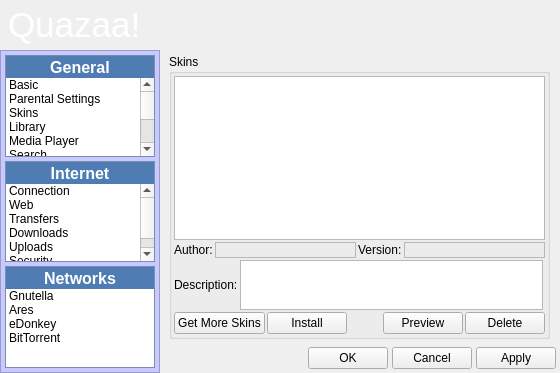
The window that dialogsettings.ui (c3c/quazaa) describes before a commit, drawn with Qt 5.
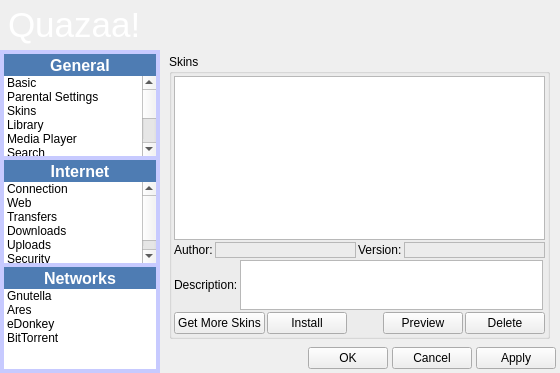
The same window after the commit. Icons and pictures are not drawn.

Commit message: Made changes to build settings to simplify things a bit. All builds go into bin. Skins are in in the bin/Skin directory. Tweaked the skin tool and fixed a few bugs. Shareaza OS skin almost complete. Main Window and settings dialog fully skinned now.

What changed in the file:
```diff
--- a/dialogsettings.ui
+++ b/dialogsettings.ui
@@ -158,7 +158,7 @@
 }</string>
          </property>
          <property name="frameShape">
-          <enum>QFrame::StyledPanel</enum>
+          <enum>QFrame::NoFrame</enum>
          </property>
          <property name="frameShadow">
           <enum>QFrame::Sunken</enum>
@@ -170,33 +170,69 @@
           <property name="spacing">
            <number>4</number>
           </property>
-          <item row="0" column="0">
-           <widget class="QFrame" name="frameNavigationGeneral">
-            <property name="maximumSize">
+          <item row="3" column="0">
+           <spacer name="verticalSpacerSettingsNavigator">
+            <property name="orientation">
+             <enum>Qt::Vertical</enum>
+            </property>
+            <property name="sizeHint" stdset="0">
              <size>
-              <width>160</width>
-              <height>16777215</height>
+              <width>20</width>
+              <height>40</height>
              </size>
             </property>
+           </spacer>
+          </item>
+          <item row="0" column="0">
+           <layout class="QGridLayout" name="gridLayout_12">
+            <property name="spacing">
+             <number>0</number>
+            </property>
+            <item row="0" column="0">
+             <widget class="QToolButton" name="toolButtonNavigationGeneral">
+              <property name="sizePolicy">
+               <sizepolicy hsizetype="Expanding" vsizetype="Fixed">
+                <horstretch>0</horstretch>
+                <verstretch>0</verstretch>
+               </sizepolicy>
+              </property>
+              <property name="font">
+               <font>
+                <pointsize>12</pointsize>
+                <weight>75</weight>
+                <bold>true</bold>
+               </font>
+              </property>
             <property name="styleSheet">
-             <string notr="true">QFrame {
-	background-color: rgb(161, 178, 231);
+               <string notr="true">QToolButton {
+	background-color: rgb(78, 124, 179);
+	color: rgb(255, 255, 255);
+	border: none;
+}
+
+QToolButton:hover {
+	background-color: rgb(56, 90, 129);
 }</string>
             </property>
-            <property name="frameShape">
-             <enum>QFrame::StyledPanel</enum>
-            </property>
-            <property name="frameShadow">
-             <enum>QFrame::Sunken</enum>
-            </property>
-            <layout class="QGridLayout" name="gridLayout_45">
-             <property name="margin">
-              <number>0</number>
-             </property>
-             <property name="spacing">
-              <number>0</number>
-             </property>
-             <item row="2" column="0">
+              <property name="text">
+               <string>General</string>
+              </property>
+              <property name="icon">
+               <iconset>
+                <normaloff>:/Resource/Generic/Settings.png</normaloff>:/Resource/Generic/Settings.png</iconset>
+              </property>
+              <property name="checkable">
+               <bool>true</bool>
+              </property>
+              <property name="checked">
+               <bool>true</bool>
+              </property>
+              <property name="toolButtonStyle">
+               <enum>Qt::ToolButtonTextBesideIcon</enum>
+              </property>
+             </widget>
+            </item>
+            <item row="1" column="0">
               <widget class="QListWidget" name="listWidgetNavigationGeneral">
                <property name="styleSheet">
                 <string notr="true">QListView {
@@ -289,76 +325,10 @@
                </item>
               </widget>
              </item>
-             <item row="1" column="0">
-              <widget class="QToolButton" name="toolButtonNavigationGeneral">
-               <property name="sizePolicy">
-                <sizepolicy hsizetype="Expanding" vsizetype="Fixed">
-                 <horstretch>0</horstretch>
-                 <verstretch>0</verstretch>
-                </sizepolicy>
-               </property>
-               <property name="font">
-                <font>
-                 <pointsize>12</pointsize>
-                 <weight>75</weight>
-                 <bold>true</bold>
-                </font>
-               </property>
-               <property name="styleSheet">
-                <string notr="true">QToolButton {
-	background-color: rgb(78, 124, 179);
-	color: rgb(255, 255, 255);
-	border: none;
-}
-
-QToolButton:hover {
-	background-color: rgb(56, 90, 129);
-}</string>
-               </property>
-               <property name="text">
-                <string>General</string>
-               </property>
-               <property name="icon">
-                <iconset>
-                 <normaloff>:/Resource/Generic/Settings.png</normaloff>:/Resource/Generic/Settings.png</iconset>
-               </property>
-               <property name="checkable">
-                <bool>true</bool>
-               </property>
-               <property name="checked">
-                <bool>true</bool>
-               </property>
-               <property name="toolButtonStyle">
-                <enum>Qt::ToolButtonTextBesideIcon</enum>
-               </property>
-              </widget>
-             </item>
-            </layout>
-           </widget>
+           </layout>
           </item>
           <item row="1" column="0">
-           <widget class="QFrame" name="frameNavigationInternet">
-            <property name="maximumSize">
-             <size>
-              <width>160</width>
-              <height>16777215</height>
-             </size>
-            </property>
-            <property name="styleSheet">
-             <string notr="true">QFrame {
-	background-color: rgb(161, 178, 231);
-}</string>
-            </property>
-            <property name="frameShape">
-             <enum>QFrame::StyledPanel</enum>
-            </property>
-            <property name="frameShadow">
-             <enum>QFrame::Sunken</enum>
-            </property>
-            <layout class="QGridLayout" name="gridLayout_54">
-             <property name="margin">
-              <number>0</number>
-             </property>
+           <layout class="QGridLayout" name="gridLayout_3">
              <property name="spacing">
               <number>0</number>
              </property>
@@ -473,31 +443,9 @@
               </widget>
              </item>
             </layout>
-           </widget>
           </item>
           <item row="2" column="0">
-           <widget class="QFrame" name="frameNavigationNetworks">
-            <property name="maximumSize">
-             <size>
-              <width>160</width>
-              <height>16777215</height>
-             </size>
-            </property>
-            <property name="styleSheet">
-             <string notr="true">QFrame {
-	background-color: rgb(161, 178, 231);
-}</string>
-            </property>
-            <property name="frameShape">
-             <enum>QFrame::StyledPanel</enum>
-            </property>
-            <property name="frameShadow">
-             <enum>QFrame::Sunken</enum>
-            </property>
-            <layout class="QGridLayout" name="gridLayout_57">
-             <property name="margin">
-              <number>0</number>
-             </property>
+           <layout class="QGridLayout" name="gridLayout_13">
              <property name="spacing">
               <number>0</number>
              </property>
@@ -594,20 +542,6 @@
               </widget>
              </item>
             </layout>
-           </widget>
-          </item>
-          <item row="3" column="0">
-           <spacer name="verticalSpacerSettingsNavigator">
-            <property name="orientation">
-             <enum>Qt::Vertical</enum>
-            </property>
-            <property name="sizeHint" stdset="0">
-             <size>
-              <width>20</width>
-              <height>40</height>
-             </size>
-            </property>
-           </spacer>
           </item>
          </layout>
         </widget>
```
Left out of the diff: 70 changed lines with no effect on the pictures. Lines whose indentation alone changed are shown as unchanged. The commit also changes 422 other files.
